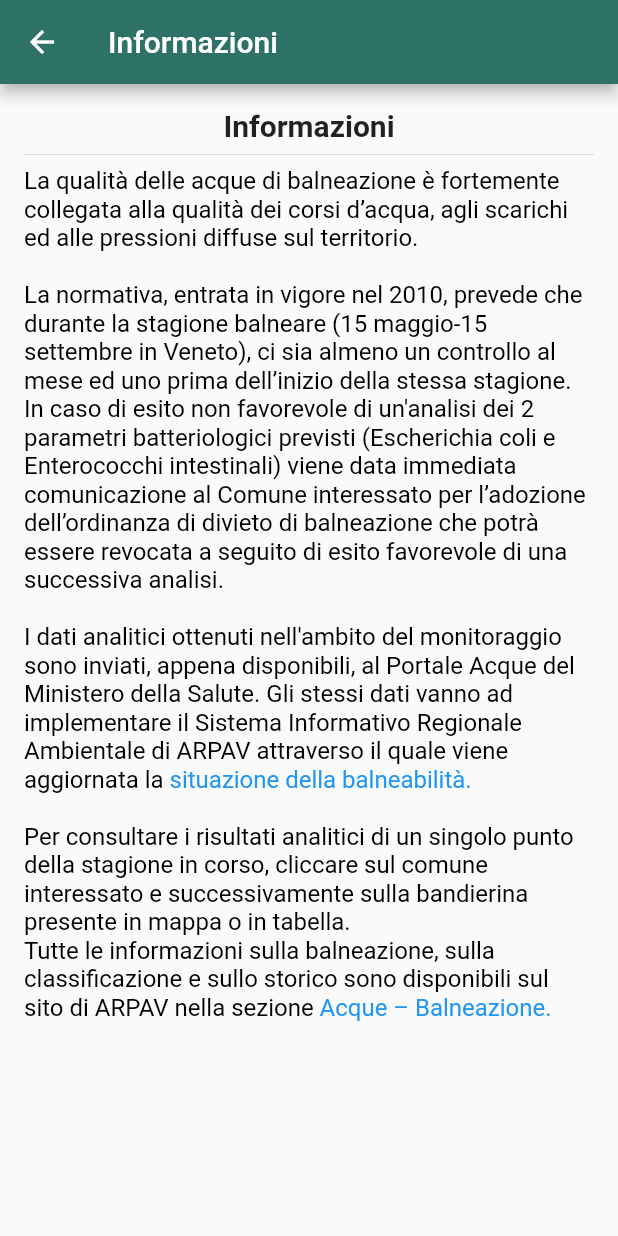
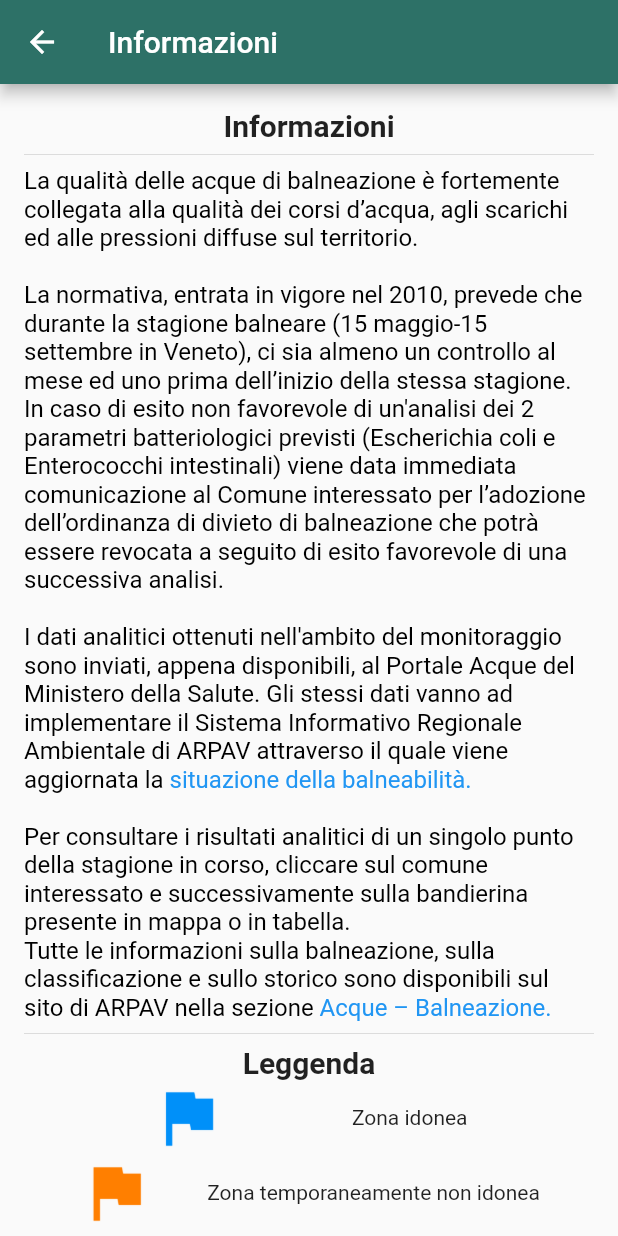
Before and after one commit to venetoarpa/arpav_balneazione, a Flutter app: the HomePage screen opened by its route, after a tap on the "info outline" icon, on a phone screen of 412 x 824 dp. Run offline on Flutter 3.47's test engine with Material 2 defaults, Android fonts, the phone set to English and light mode, and no system bars; our stand-ins replace fluttertoast, shared_preferences; missing offline and left inert: xml2json; accounts and stored records are empty; network calls fail.

Commit message:
modificato file .yaml, file main e aggiunte immagini

```diff
--- a/lib/main.dart
+++ b/lib/main.dart
@@ -196,7 +196,7 @@ class ContainerHomePageState extends State<HomePage> {
 
                                 new Container(
 
-                                  child: new Text("Seleziona la Regione di tuo interesse\nper vedere gli aggiornamenti sullo\nstato di balneabilità oppure\nutilizza la funzione Preferiti per\naccedere alla tua lista", style: new TextStyle(color: Colors.black), textAlign: TextAlign.justify,)/* add child content content here */,
+                                  child: new Text("Seleziona la zona di tuo interesse\nper vedere gli aggiornamenti sullo\nstato di balneabilità oppure\nutilizza la funzione Preferiti per\naccedere alla tua lista", style: new TextStyle(color: Colors.black), textAlign: TextAlign.justify,)/* add child content content here */,
                                 ),
                                 new Expanded(
                                   child: new Image.asset(
@@ -327,13 +327,13 @@ class ContainerHomePageState extends State<HomePage> {
                             context,
                             MaterialPageRoute(
                               builder: (context) {
-                                List<Sito> filter3 = filtra_siti("Altro");
+                                List<Sito> filter3 = filtra_siti("Altri corpi idrici");
                                 print(filter3.length);
                                 print(" COMUNI ");
                                 List<String> comuni =
                                 prendiSoloComuniDistinct(filter3);
                                 print(comuni.length);
-                                FilterPage page3 = new FilterPage(comuni, "Altro");
+                                FilterPage page3 = new FilterPage(comuni, "Altri corpi idrici");
                                 return ContainerListSitiState(
                                   page: page3,
                                 );
@@ -754,7 +754,7 @@ class _ContainerDetailSitoStateful extends State<ContainerDetailSitoStateful> {
                                     textAlign: TextAlign.left,
                                     style: new TextStyle(fontSize: 16.0)),
 
-                                new Text(sito.data_campione,
+                                new Text("data campione: " + sito.data_campione,
                                     textAlign: TextAlign.left,
                                     style: new TextStyle(fontSize: 16.0)),
                                 new Divider(),
@@ -955,9 +955,66 @@ class InfoPageDemo extends StatelessWidget {
 
                   ],
                 ),
+              ),
+              new Divider(),
+              new Text("Leggenda", style: new TextStyle(fontWeight: FontWeight.bold, fontSize: 20.0), ),
+              new Row(
+                mainAxisAlignment: MainAxisAlignment.spaceEvenly,
+                    children: <Widget>[
+                      new Column(
+                        children: <Widget>[
+                          new Image.asset(
+                        'images/bluFlag.png',
+                        fit: BoxFit.contain,
+                        height: 50.0,
+                        width: 50.0
+                      )
+                        ]
+                      ),
+                      new Column(
+                        children: <Widget>[new Text("Zona idonea")]
+                      )
+
+                    ],
+              ),
+              new Row(
+                mainAxisAlignment: MainAxisAlignment.spaceEvenly,
+                    children: <Widget>[
+                      new Column(
+                        children: <Widget>[
+                          new Image.asset(
+                        'images/yellowFlag.png',
+                        fit: BoxFit.contain,
+                        height: 50.0,
+                        width: 50.0
+                      )
+                        ]
+                      ),
+                      new Column(
+                        children: <Widget>[new Text("Zona temporaneamente non idonea")]
+                      )
+
+                    ],
+              ),
+              new Row(
+                mainAxisAlignment: MainAxisAlignment.spaceEvenly,
+                    children: <Widget>[
+                      new Column(
+                        children: <Widget>[
+                          new Image.asset(
+                        'images/redFlag.png',
+                        fit: BoxFit.contain,
+                        width: 50.0,
+                        height: 50.0,
+                      )
+                        ]
+                      ),
+                      new Column(
+                        children: <Widget>[new Text("Zona perenemmente non idonea")]
+                      )
+
+                    ],
               )
-
-
             ],
           ) ,
         ),
--- a/pubspec.yaml
+++ b/pubspec.yaml
@@ -46,6 +46,9 @@ flutter:
     - images/topbarlogo.png
     - images/prima.png
     - images/due.png
+    - images/redFlag.png
+    - images/bluFlag.png
+    - images/yellowFlag.png
   # An image asset can refer to one or more resolution-specific "variants", see
   # https://flutter.io/assets-and-images/#resolution-aware.
 
```
Also changed, not shown: images/bluFlag.png (added), images/redFlag.png (added), images/topbarlogo.png, images/yellowFlag.png (added).
